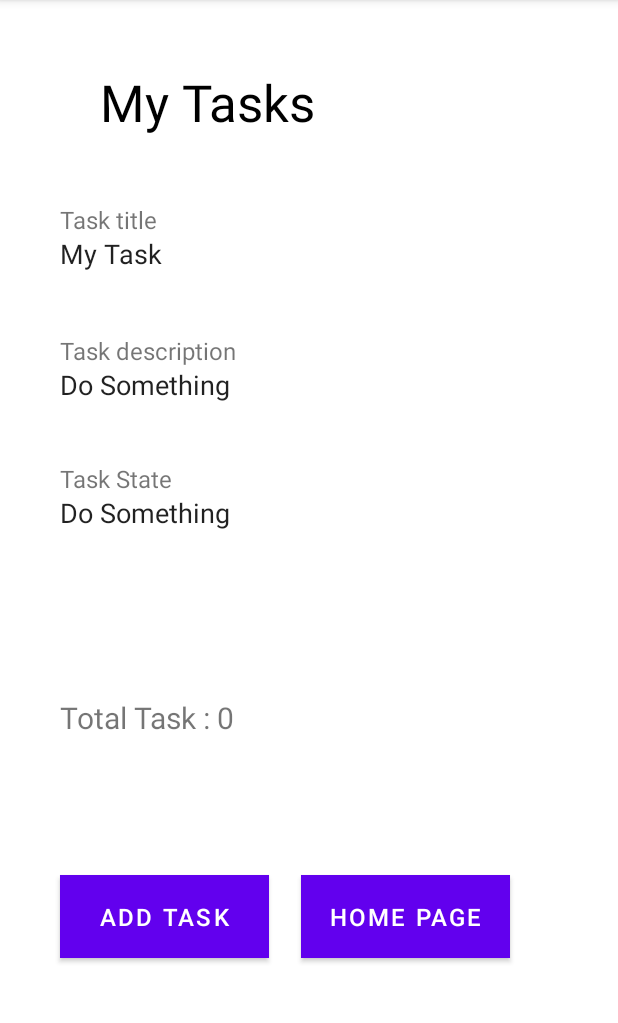
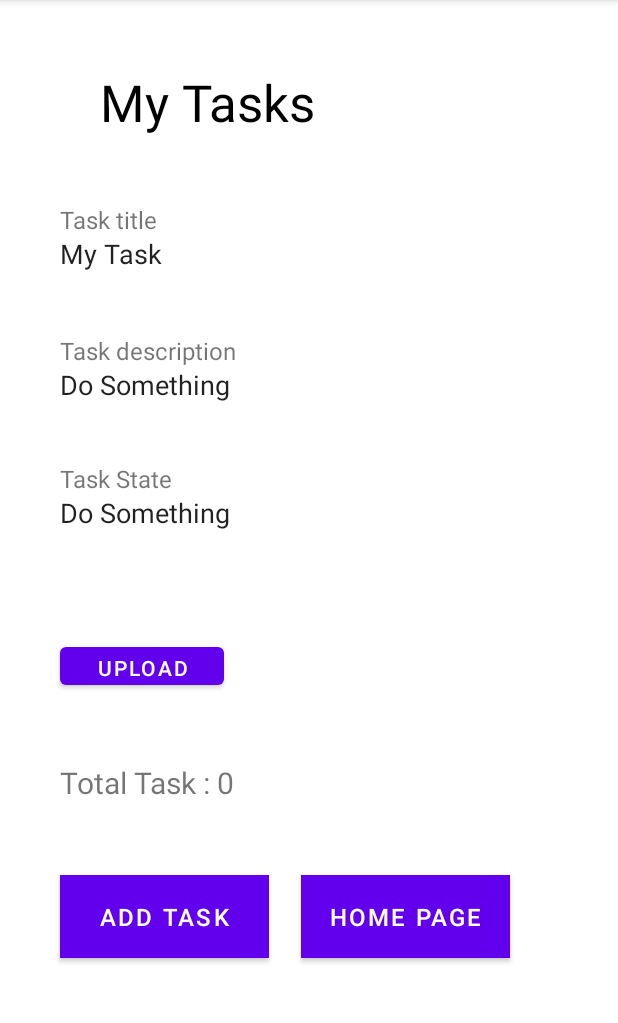
Before and after one commit to haneenbader/taskmaster, an Android app: the screen it shows after launch (AddTask), after a tap on "ADD TASK", on a phone screen of 412 x 824 dp, the part 84-1107 px from its top. Run offline under Robolectric (Android 15) with nearby library versions, the phone set to English and light mode, and no system bars; our stand-ins replace Room's generated code; libraries missing offline, so code that uses them is left out: com.amazonaws.mobile, com.amazonaws.mobileconnectors, com.amplifyframework.api, com.amplifyframework.auth, com.amplifyframework.core; 9 statements that could not run were skipped.

```diff
--- a/TaskMaster/app/src/main/AndroidManifest.xml
+++ b/TaskMaster/app/src/main/AndroidManifest.xml
@@ -65,6 +65,12 @@
                 <data android:scheme="myapp" />
             </intent-filter>
         </activity>
+        <service
+            android:name=".PushListenerService">
+            <intent-filter>
+                <action android:name="com.google.firebase.MESSAGING_EVENT"/>
+            </intent-filter>
+        </service>
 
     </application>
 
--- a/TaskMaster/app/src/main/java/com/example/taskmaster/AddTask.java
+++ b/TaskMaster/app/src/main/java/com/example/taskmaster/AddTask.java
@@ -16,6 +16,9 @@ import com.amplifyframework.core.Amplify;
 import com.amplifyframework.datastore.generated.model.Todo;
 
 public class AddTask extends AppCompatActivity {
+    private  Intent pickImg ;
+
+
     AppDatabase appDatabase ;
     @Override
     protected void onCreate(Bundle savedInstanceState) {
@@ -71,5 +74,16 @@ public class AddTask extends AppCompatActivity {
             }
         });
 
+        Button uploadImg = findViewById(R.id.uploadImg);
+        uploadImg.setOnClickListener(v -> {
+
+            pickImg = new Intent(Intent.ACTION_GET_CONTENT);
+            pickImg.setType("*/*");
+            pickImg = Intent.createChooser(pickImg, "pick image");
+            startActivityForResult(pickImg, 1234);
+
+
+        });
+
     }
 }
--- a/TaskMaster/app/src/main/java/com/example/taskmaster/MainActivity.java
+++ b/TaskMaster/app/src/main/java/com/example/taskmaster/MainActivity.java
@@ -6,6 +6,7 @@ import androidx.recyclerview.widget.LinearLayoutManager;
 import androidx.recyclerview.widget.RecyclerView;
 import androidx.room.Room;
 
+import android.content.Context;
 import android.content.Intent;
 import android.content.SharedPreferences;
 import android.os.Bundle;
@@ -18,6 +19,12 @@ import android.view.View;
 import android.widget.Button;
 import android.widget.TextView;
 
+import com.amazonaws.mobile.client.AWSMobileClient;
+import com.amazonaws.mobile.client.Callback;
+import com.amazonaws.mobile.client.UserStateDetails;
+import com.amazonaws.mobile.config.AWSConfiguration;
+import com.amazonaws.mobileconnectors.pinpoint.PinpointConfiguration;
+import com.amazonaws.mobileconnectors.pinpoint.PinpointManager;
 import com.amplifyframework.AmplifyException;
 import com.amplifyframework.api.aws.AWSApiPlugin;
 import com.amplifyframework.api.graphql.model.ModelQuery;
@@ -26,12 +33,62 @@ import com.amplifyframework.auth.cognito.AWSCognitoAuthPlugin;
 import com.amplifyframework.auth.options.AuthSignUpOptions;
 import com.amplifyframework.core.Amplify;
 import com.amplifyframework.datastore.generated.model.Todo;
+import com.google.android.gms.tasks.Task;
+import com.google.android.play.core.tasks.OnCompleteListener;
+import com.google.firebase.messaging.FirebaseMessaging;
 
 import java.util.ArrayList;
 import java.util.List;
 
+
+
 public class MainActivity extends AppCompatActivity {
-public void singIn(){
+    public static final String TAG = MainActivity.class.getSimpleName();
+
+    private static PinpointManager pinpointManager;
+
+    public static PinpointManager getPinpointManager(final Context applicationContext) {
+        if (pinpointManager == null) {
+            final AWSConfiguration awsConfig = new AWSConfiguration(applicationContext);
+            AWSMobileClient.getInstance().initialize(applicationContext, awsConfig, new Callback<UserStateDetails>() {
+                @Override
+                public void onResult(UserStateDetails userStateDetails) {
+                    Log.i("INIT", userStateDetails.getUserState().toString());
+                }
+
+                @Override
+                public void onError(Exception e) {
+                    Log.e("INIT", "Initialization error.", e);
+                }
+            });
+
+            PinpointConfiguration pinpointConfig = new PinpointConfiguration(
+                    applicationContext,
+                    AWSMobileClient.getInstance(),
+                    awsConfig);
+
+            pinpointManager = new PinpointManager(pinpointConfig);
+
+            FirebaseMessaging.getInstance().getToken()
+                    .addOnCompleteListener(new com.google.android.gms.tasks.OnCompleteListener<String>() {
+                        @Override
+                        public void onComplete(@NonNull Task<String> task) {
+                            if (!task.isSuccessful()) {
+                                Log.w(TAG, "Fetching FCM registration token failed", task.getException());
+                                return;
+                            }
+                            final String token = task.getResult();
+                            Log.d(TAG, "Registering push notifications token: " + token);
+                            pinpointManager.getNotificationClient().registerDeviceToken(token);
+                        }
+
+                    });
+        }
+        return pinpointManager;
+    }
+
+
+    public void singIn(){
     //sing up activity (replace email , username , passwoord)
     AuthSignUpOptions options = AuthSignUpOptions.builder()
             .userAttribute(AuthUserAttributeKey.email(), "haneenalwatan993@gmail.com")
@@ -65,8 +122,11 @@ public void singIn(){
             Amplify.addPlugin(new AWSApiPlugin() );
             // Add this line, to include the Auth plugin.
             Amplify.addPlugin(new AWSCognitoAuthPlugin() );
+            Amplify.addPlugin(new AWSCognitoAuthPlugin());
+
             Amplify.configure(getApplicationContext());
 
+            getPinpointManager(getApplicationContext());
             Log.i("MyAmplifyApp", "Initialized Amplify");
         } catch ( AmplifyException error) {
             Log.e("MyAmplifyApp", "Could not initialize Amplify", error);
--- a/TaskMaster/app/src/main/res/layout/activity_add_task2.xml
+++ b/TaskMaster/app/src/main/res/layout/activity_add_task2.xml
@@ -41,7 +41,7 @@
         app:layout_constraintBottom_toBottomOf="parent"
         app:layout_constraintStart_toStartOf="parent"
         app:layout_constraintTop_toTopOf="parent"
-        app:layout_constraintVertical_bias="0.626" />
+        app:layout_constraintVertical_bias="0.684" />
 
     <EditText
         android:id="@+id/taskDescription"
@@ -141,5 +141,15 @@
         app:layout_constraintStart_toStartOf="@+id/tastTitle"
         app:layout_constraintTop_toTopOf="@+id/tastTitle" />
 
-
+    <Button
+        android:id="@+id/uploadImg"
+        android:layout_width="109dp"
+        android:layout_height="37dp"
+        android:text="Upload Img"
+        app:layout_constraintBottom_toBottomOf="parent"
+        app:layout_constraintEnd_toEndOf="parent"
+        app:layout_constraintHorizontal_bias="0.132"
+        app:layout_constraintStart_toStartOf="parent"
+        app:layout_constraintTop_toTopOf="parent"
+        app:layout_constraintVertical_bias="0.582" />
 </androidx.constraintlayout.widget.ConstraintLayout>
--- a/TaskMaster/build.gradle
+++ b/TaskMaster/build.gradle
@@ -11,6 +11,7 @@ buildscript {
         // NOTE: Do not place your application dependencies here; they belong
         // in the individual module build.gradle files
         classpath 'com.amplifyframework:amplify-tools-gradle-plugin:1.0.2'
+        classpath 'com.google.gms:google-services:4.3.10'
     }
 }
 
```
Also changed, not shown: TaskMaster/app/build.gradle (+8 -2 lines), TaskMaster/app/src/main/java/com/example/taskmaster/PushListenerService.java (added, +59 -0 lines), 8 other files.
